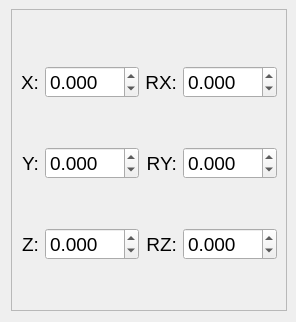
Before: the Qt Designer form src/ar3/src/ar3/ui/pose_controller.ui in kpdudek/Robotics, drawn with Qt 5.
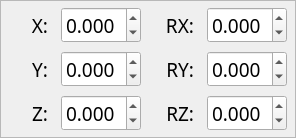
After: the same form once the commit is applied.

The edit to the form file:
```diff
--- a/src/ar3/src/ar3/ui/pose_controller.ui
+++ b/src/ar3/src/ar3/ui/pose_controller.ui
@@ -6,8 +6,8 @@
    <rect>
     <x>0</x>
     <y>0</y>
-    <width>294</width>
-    <height>322</height>
+    <width>296</width>
+    <height>138</height>
    </rect>
   </property>
   <property name="sizePolicy">
@@ -20,11 +20,20 @@
    <string>Form</string>
   </property>
   <layout class="QGridLayout" name="gridLayout">
+   <property name="leftMargin">
+    <number>0</number>
+   </property>
    <property name="topMargin">
-    <number>9</number>
+    <number>0</number>
    </property>
    <property name="rightMargin">
-    <number>9</number>
+    <number>0</number>
+   </property>
+   <property name="bottomMargin">
+    <number>0</number>
+   </property>
+   <property name="spacing">
+    <number>0</number>
    </property>
    <item row="0" column="1">
     <widget class="QFrame" name="frame">
@@ -41,20 +50,41 @@
       <enum>QFrame::Raised</enum>
      </property>
      <layout class="QGridLayout" name="gridLayout_2">
+      <property name="leftMargin">
+       <number>0</number>
+      </property>
       <property name="topMargin">
-       <number>9</number>
+       <number>0</number>
+      </property>
+      <property name="rightMargin">
+       <number>0</number>
       </property>
       <property name="bottomMargin">
        <number>0</number>
       </property>
+      <property name="horizontalSpacing">
+       <number>6</number>
+      </property>
       <property name="verticalSpacing">
        <number>2</number>
       </property>
       <item row="2" column="3">
        <widget class="QLabel" name="label_5">
+        <property name="minimumSize">
+         <size>
+          <width>40</width>
+          <height>0</height>
+         </size>
+        </property>
+        <property name="maximumSize">
+         <size>
+          <width>40</width>
+          <height>16777215</height>
+         </size>
+        </property>
         <property name="font">
          <font>
-          <family>Ubuntu</family>
+          <family>Sans Serif</family>
           <pointsize>14</pointsize>
          </font>
         </property>
@@ -68,9 +98,21 @@
       </item>
       <item row="2" column="1">
        <widget class="QLabel" name="label_3">
+        <property name="minimumSize">
+         <size>
+          <width>40</width>
+          <height>0</height>
+         </size>
+        </property>
+        <property name="maximumSize">
+         <size>
+          <width>40</width>
+          <height>16777215</height>
+         </size>
+        </property>
         <property name="font">
          <font>
-          <family>Ubuntu</family>
+          <family>Sans Serif</family>
           <pointsize>14</pointsize>
          </font>
         </property>
@@ -84,9 +126,21 @@
       </item>
       <item row="1" column="3">
        <widget class="QLabel" name="label_4">
+        <property name="minimumSize">
+         <size>
+          <width>40</width>
+          <height>0</height>
+         </size>
+        </property>
+        <property name="maximumSize">
+         <size>
+          <width>40</width>
+          <height>16777215</height>
+         </size>
+        </property>
         <property name="font">
          <font>
-          <family>Ubuntu</family>
+          <family>Sans Serif</family>
           <pointsize>14</pointsize>
          </font>
         </property>
@@ -100,9 +154,21 @@
       </item>
       <item row="0" column="3">
        <widget class="QLabel" name="label_6">
+        <property name="minimumSize">
+         <size>
+          <width>40</width>
+          <height>0</height>
+         </size>
+        </property>
+        <property name="maximumSize">
+         <size>
+          <width>40</width>
+          <height>16777215</height>
+         </size>
+        </property>
         <property name="font">
          <font>
-          <family>Ubuntu</family>
+          <family>Sans Serif</family>
           <pointsize>14</pointsize>
          </font>
         </property>
@@ -116,9 +182,21 @@
       </item>
       <item row="2" column="2">
        <widget class="QDoubleSpinBox" name="z_spinbox">
+        <property name="minimumSize">
+         <size>
+          <width>80</width>
+          <height>0</height>
+         </size>
+        </property>
+        <property name="maximumSize">
+         <size>
+          <width>80</width>
+          <height>16777215</height>
+         </size>
+        </property>
         <property name="font">
          <font>
-          <family>Ubuntu</family>
+          <family>Sans Serif</family>
           <pointsize>14</pointsize>
          </font>
         </property>
@@ -135,9 +213,21 @@
       </item>
       <item row="1" column="1">
        <widget class="QLabel" name="label_2">
+        <property name="minimumSize">
+         <size>
+          <width>40</width>
+          <height>0</height>
+         </size>
+        </property>
+        <property name="maximumSize">
+         <size>
+          <width>40</width>
+          <height>16777215</height>
+         </size>
+        </property>
         <property name="font">
          <font>
-          <family>Ubuntu</family>
+          <family>Sans Serif</family>
           <pointsize>14</pointsize>
          </font>
         </property>
@@ -151,9 +241,21 @@
       </item>
       <item row="0" column="2">
        <widget class="QDoubleSpinBox" name="x_spinbox">
+        <property name="minimumSize">
+         <size>
+          <width>80</width>
+          <height>0</height>
+         </size>
+        </property>
+        <property name="maximumSize">
+         <size>
+          <width>80</width>
+          <height>16777215</height>
+         </size>
+        </property>
         <property name="font">
          <font>
-          <family>Ubuntu</family>
+          <family>Sans Serif</family>
           <pointsize>14</pointsize>
          </font>
         </property>
@@ -170,9 +272,21 @@
       </item>
       <item row="1" column="2">
        <widget class="QDoubleSpinBox" name="y_spinbox">
+        <property name="minimumSize">
+         <size>
+          <width>80</width>
+          <height>0</height>
+         </size>
+        </property>
+        <property name="maximumSize">
+         <size>
+          <width>80</width>
+          <height>16777215</height>
+         </size>
+        </property>
         <property name="font">
          <font>
-          <family>Ubuntu</family>
+          <family>Sans Serif</family>
           <pointsize>14</pointsize>
          </font>
         </property>
@@ -189,9 +303,21 @@
       </item>
       <item row="0" column="1">
        <widget class="QLabel" name="label">
+        <property name="minimumSize">
+         <size>
+          <width>40</width>
+          <height>0</height>
+         </size>
+        </property>
+        <property name="maximumSize">
+         <size>
+          <width>40</width>
+          <height>16777215</height>
+         </size>
+        </property>
         <property name="font">
          <font>
-          <family>Ubuntu</family>
+          <family>Sans Serif</family>
           <pointsize>14</pointsize>
          </font>
         </property>
@@ -205,9 +331,21 @@
       </item>
       <item row="0" column="4">
        <widget class="QDoubleSpinBox" name="rx_spinbox">
+        <property name="minimumSize">
+         <size>
+          <width>80</width>
+          <height>0</height>
+         </size>
+        </property>
+        <property name="maximumSize">
+         <size>
+          <width>80</width>
+          <height>16777215</height>
+         </size>
+        </property>
         <property name="font">
          <font>
-          <family>Ubuntu</family>
+          <family>Sans Serif</family>
           <pointsize>14</pointsize>
          </font>
         </property>
@@ -224,9 +362,21 @@
       </item>
       <item row="1" column="4">
        <widget class="QDoubleSpinBox" name="ry_spinbox">
+        <property name="minimumSize">
+         <size>
+          <width>80</width>
+          <height>0</height>
+         </size>
+        </property>
+        <property name="maximumSize">
+         <size>
+          <width>80</width>
+          <height>16777215</height>
+         </size>
+        </property>
         <property name="font">
          <font>
-          <family>Ubuntu</family>
+          <family>Sans Serif</family>
           <pointsize>14</pointsize>
          </font>
         </property>
@@ -243,9 +393,21 @@
       </item>
       <item row="2" column="4">
        <widget class="QDoubleSpinBox" name="rz_spinbox">
+        <property name="minimumSize">
+         <size>
+          <width>80</width>
+          <height>0</height>
+         </size>
+        </property>
+        <property name="maximumSize">
+         <size>
+          <width>80</width>
+          <height>16777215</height>
+         </size>
+        </property>
         <property name="font">
          <font>
-          <family>Ubuntu</family>
+          <family>Sans Serif</family>
           <pointsize>14</pointsize>
          </font>
         </property>
```
